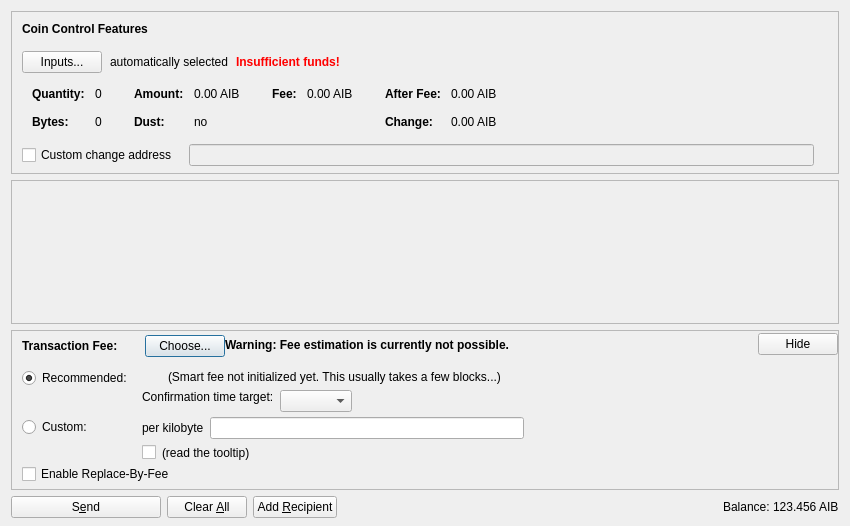
First picture: the form in src/qt/forms/sendcoinsdialog.ui, repository iobond/aib, before the edit.
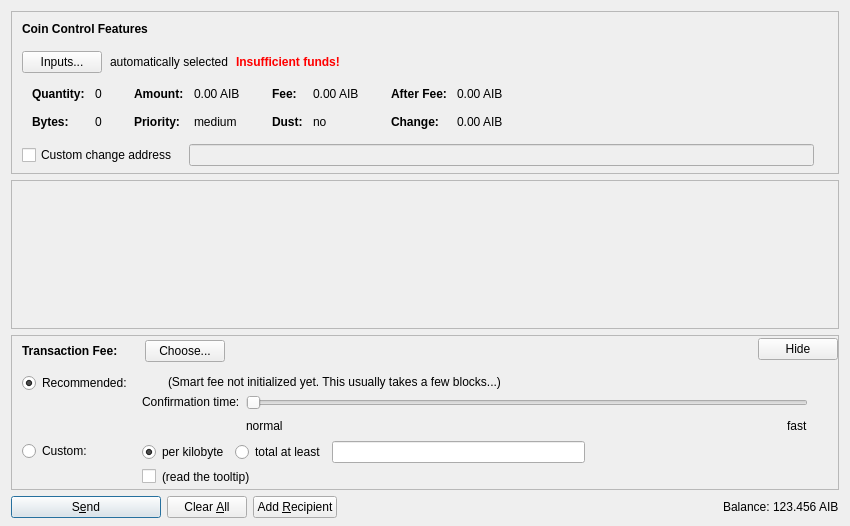
Second picture: the form after the edit. Icons and pictures are not drawn. Custom widgets are drawn as their Qt base class.

```diff
--- a/src/qt/forms/sendcoinsdialog.ui
+++ b/src/qt/forms/sendcoinsdialog.ui
@@ -332,7 +332,7 @@
                 </widget>
                </item>
                <item row="1" column="0">
-                <widget class="QLabel" name="labelCoinControlLowOutputText">
+                <widget class="QLabel" name="labelCoinControlPriorityText">
                  <property name="font">
                   <font>
                    <weight>75</weight>
@@ -340,12 +340,12 @@
                   </font>
                  </property>
                  <property name="text">
-                  <string>Dust:</string>
+                  <string>Priority:</string>
                  </property>
                 </widget>
                </item>
                <item row="1" column="1">
-                <widget class="QLabel" name="labelCoinControlLowOutput">
+                <widget class="QLabel" name="labelCoinControlPriority">
                  <property name="cursor">
                   <cursorShape>IBeamCursor</cursorShape>
                  </property>
@@ -353,7 +353,7 @@
                   <enum>Qt::ActionsContextMenu</enum>
                  </property>
                  <property name="text">
-                  <string notr="true">no</string>
+                  <string notr="true">medium</string>
                  </property>
                  <property name="textInteractionFlags">
                   <set>Qt::LinksAccessibleByMouse|Qt::TextSelectableByKeyboard|Qt::TextSelectableByMouse</set>
@@ -411,6 +411,35 @@
                  </property>
                 </widget>
                </item>
+               <item row="1" column="0">
+                <widget class="QLabel" name="labelCoinControlLowOutputText">
+                 <property name="font">
+                  <font>
+                   <weight>75</weight>
+                   <bold>true</bold>
+                  </font>
+                 </property>
+                 <property name="text">
+                  <string>Dust:</string>
+                 </property>
+                </widget>
+               </item>
+               <item row="1" column="1">
+                <widget class="QLabel" name="labelCoinControlLowOutput">
+                 <property name="cursor">
+                  <cursorShape>IBeamCursor</cursorShape>
+                 </property>
+                 <property name="contextMenuPolicy">
+                  <enum>Qt::ActionsContextMenu</enum>
+                 </property>
+                 <property name="text">
+                  <string notr="true">no</string>
+                 </property>
+                 <property name="textInteractionFlags">
+                  <set>Qt::LinksAccessibleByMouse|Qt::TextSelectableByKeyboard|Qt::TextSelectableByMouse</set>
+                 </property>
+                </widget>
+               </item>
               </layout>
              </item>
              <item>
@@ -759,33 +788,11 @@
             </item>
            </layout>
           </item>
-          <item>
-           <widget class="QLabel" name="fallbackFeeWarningLabel">
-            <property name="toolTip">
-             <string>Using the fallbackfee can result in sending a transaction that will take several hours or days (or never) to confirm. Consider choosing your fee manually or wait until you have validated the complete chain.</string>
-            </property>
-            <property name="font">
-            <font>
-                <weight>75</weight>
-                <bold>true</bold>
-            </font>
-            </property>
-            <property name="text">
-             <string>Warning: Fee estimation is currently not possible.</string>
-            </property>
-            <property name="wordWrap">
-             <bool>false</bool>
-            </property>
-           </widget>
-          </item>
           <item>
            <spacer name="horizontalSpacer_4">
             <property name="orientation">
              <enum>Qt::Horizontal</enum>
             </property>
-            <property name="sizeType">
-             <enum>QSizePolicy::MinimumExpanding</enum>
-            </property>
             <property name="sizeHint" stdset="0">
              <size>
               <width>40</width>
@@ -846,7 +853,7 @@
                <item>
                 <layout class="QHBoxLayout" name="horizontalLayoutFee13">
                  <item>
-                  <widget class="QLabel" name="labelCustomPerKilobyte">
+                  <widget class="QRadioButton" name="radioCustomPerKilobyte">
                    <property name="toolTip">
                     <string>Specify a custom fee per kB (1,000 bytes) of the transaction's virtual size.
 
@@ -855,6 +862,25 @@
                    <property name="text">
                     <string>per kilobyte</string>
                    </property>
+                   <property name="checked">
+                    <bool>true</bool>
+                   </property>
+                   <attribute name="buttonGroup">
+                    <string notr="true">groupCustomFee</string>
+                   </attribute>
+                  </widget>
+                 </item>
+                 <item>
+                  <widget class="QRadioButton" name="radioCustomAtLeast">
+                   <property name="toolTip">
+                    <string>If the custom fee is set to 1000 satoshis and the transaction is only 250 bytes, then &quot;per kilobyte&quot; only pays 250 satoshis in fee, while &quot;total at least&quot; pays 1000 satoshis. For transactions bigger than a kilobyte both pay by kilobyte.</string>
+                   </property>
+                   <property name="text">
+                    <string>total at least</string>
+                   </property>
+                   <attribute name="buttonGroup">
+                    <string notr="true">groupCustomFee</string>
+                   </attribute>
                   </widget>
                  </item>
                  <item>
@@ -1036,7 +1062,7 @@
                    <item>
                     <widget class="QLabel" name="labelSmartFee3">
                      <property name="text">
-                      <string>Confirmation time target:</string>
+                      <string>Confirmation time:</string>
                      </property>
                      <property name="margin">
                       <number>2</number>
@@ -1064,15 +1090,44 @@
                     <number>30</number>
                    </property>
                    <item>
-                    <layout class="QHBoxLayout" name="horizontalLayoutConfTarget">
-                     <property name="bottomMargin">
+                    <widget class="QSlider" name="sliderSmartFee">
+                     <property name="minimum">
                       <number>0</number>
                      </property>
+                     <property name="maximum">
+                      <number>24</number>
+                     </property>
+                     <property name="pageStep">
+                      <number>1</number>
+                     </property>
+                     <property name="value">
+                      <number>0</number>
+                     </property>
+                     <property name="orientation">
+                      <enum>Qt::Horizontal</enum>
+                     </property>
+                     <property name="invertedAppearance">
+                      <bool>false</bool>
+                     </property>
+                     <property name="invertedControls">
+                      <bool>false</bool>
+                     </property>
+                     <property name="tickPosition">
+                      <enum>QSlider::NoTicks</enum>
+                     </property>
+                    </widget>
+                   </item>
+                   <item>
+                    <layout class="QHBoxLayout" name="horizontalLayoutFee10">
                      <item>
-                      <widget class="QComboBox" name="confTargetSelector"/>
+                      <widget class="QLabel" name="labelSmartFeeNormal">
+                       <property name="text">
+                        <string>normal</string>
+                       </property>
+                      </widget>
                      </item>
                      <item>
-                      <spacer name="horizontalSpacerConfTarget">
+                      <spacer name="horizontalSpacer_3">
                        <property name="orientation">
                         <enum>Qt::Horizontal</enum>
                        </property>
@@ -1084,6 +1139,13 @@
                        </property>
                       </spacer>
                      </item>
+                     <item>
+                      <widget class="QLabel" name="labelSmartFeeFast">
+                       <property name="text">
+                        <string>fast</string>
+                       </property>
+                      </widget>
+                     </item>
                     </layout>
                    </item>
                   </layout>
@@ -1107,16 +1169,6 @@
              </item>
             </layout>
            </item>
-           <item>
-            <widget class="QCheckBox" name="optInRBF">
-             <property name="text">
-              <string>Enable Replace-By-Fee</string>
-             </property>
-             <property name="toolTip">
-              <string>With Replace-By-Fee (BIP-125) you can increase a transaction's fee after it is sent. Without this, a higher fee may be recommended to compensate for increased transaction delay risk.</string>
-             </property>
-            </widget>
-           </item>
           </layout>
          </widget>
         </item>
@@ -1127,8 +1179,8 @@
           </property>
           <property name="sizeHint" stdset="0">
            <size>
-            <width>40</width>
-            <height>5</height>
+            <width>800</width>
+            <height>1</height>
            </size>
           </property>
          </spacer>
@@ -1162,7 +1214,7 @@
         <bool>false</bool>
        </property>
        <property name="default">
-        <bool>false</bool>
+        <bool>true</bool>
        </property>
       </widget>
      </item>
```
Left out of the diff: 13 changed lines with no effect on the pictures.
